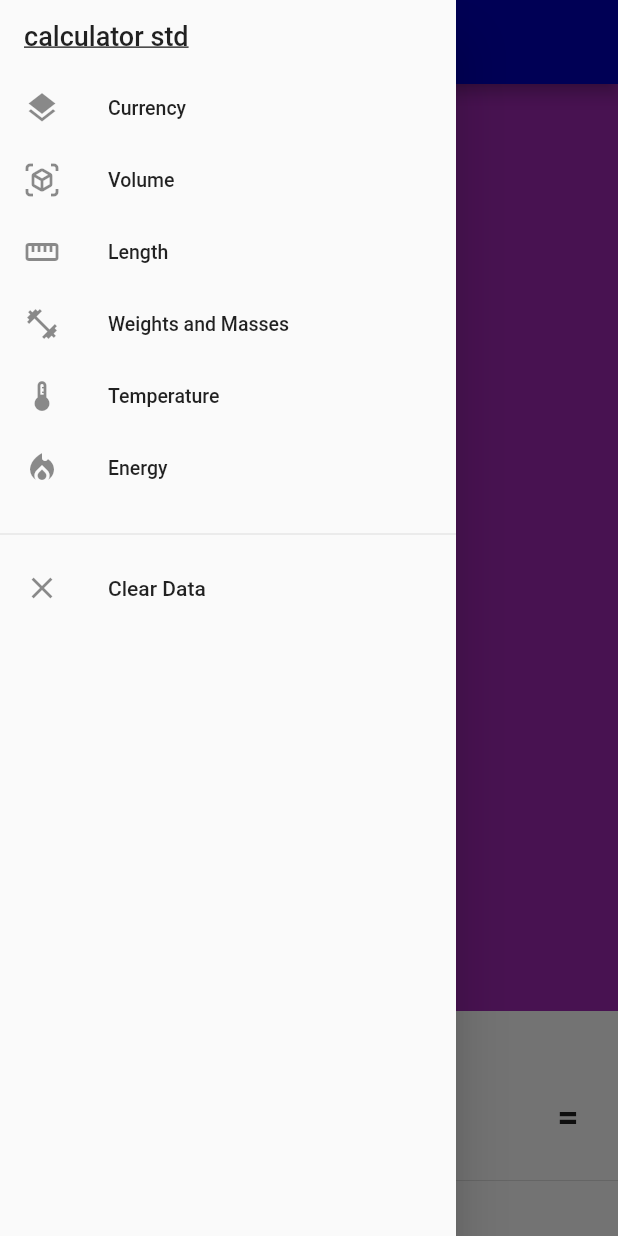
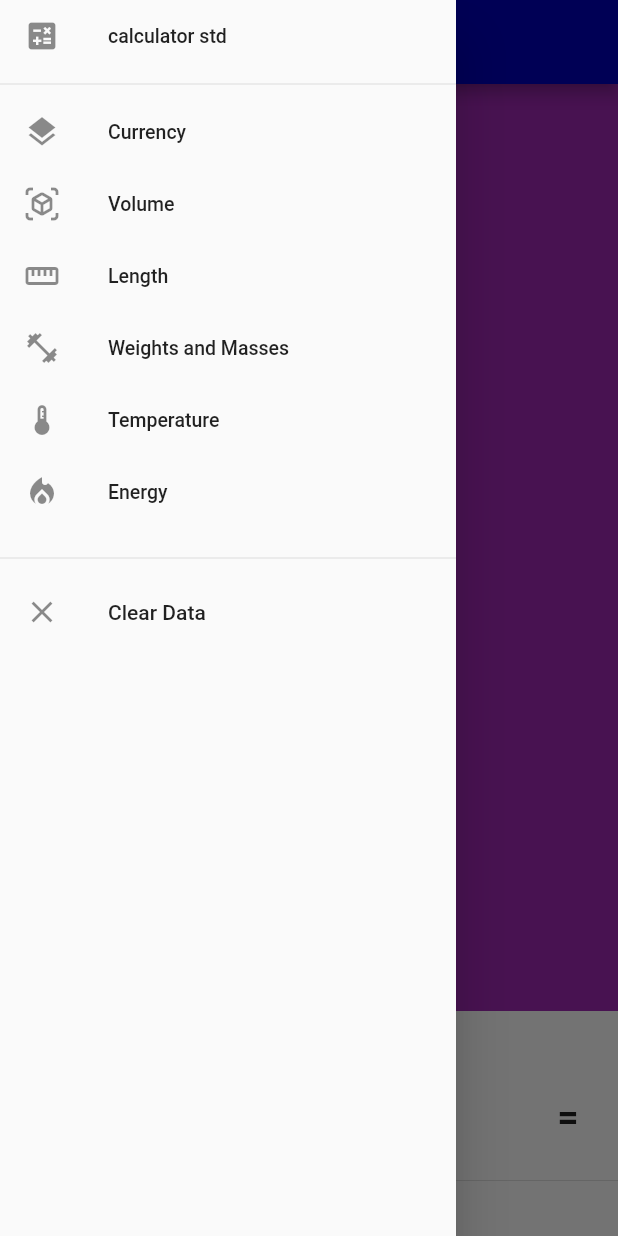
Before and after one commit to tuuhin/calculator_, a Flutter app: the screen it shows after launch, with the side drawer open, on a phone screen of 412 x 824 dp. Run offline on Flutter 3.47's test engine with Material 2 defaults, Android fonts, the phone set to English and light mode, and no system bars; our stand-ins replace math_expressions, shared_preferences; network calls fail.

Commit message:
add std calc for navigation purpose

```diff
--- a/lib/widget/appdrawer.dart
+++ b/lib/widget/appdrawer.dart
@@ -41,17 +41,17 @@ class AppDrawer extends StatelessWidget {
             onTap: () {
               Navigator.of(context).pushReplacement(
                 MaterialPageRoute(builder: (BuildContext context) {
-                  return StandardCalculator();
+                  return const StandardCalculator();
                 }),
               );
             },
+            leading: const Icon(Icons.calculate),
             dense: true,
             title: const Text(
               'calculator std',
-              style:
-                  TextStyle(fontSize: 18, decoration: TextDecoration.underline),
             ),
           ),
+          const Divider(),
           SizedBox(
             height: 300,
             child: ListView.builder(
```
